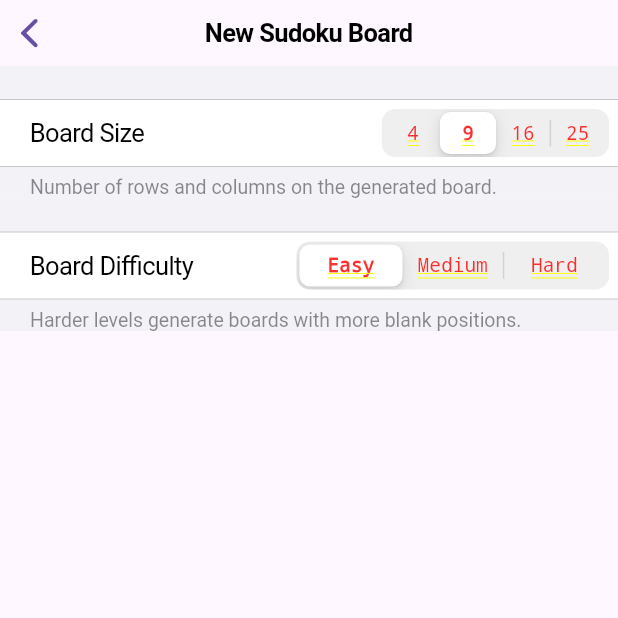
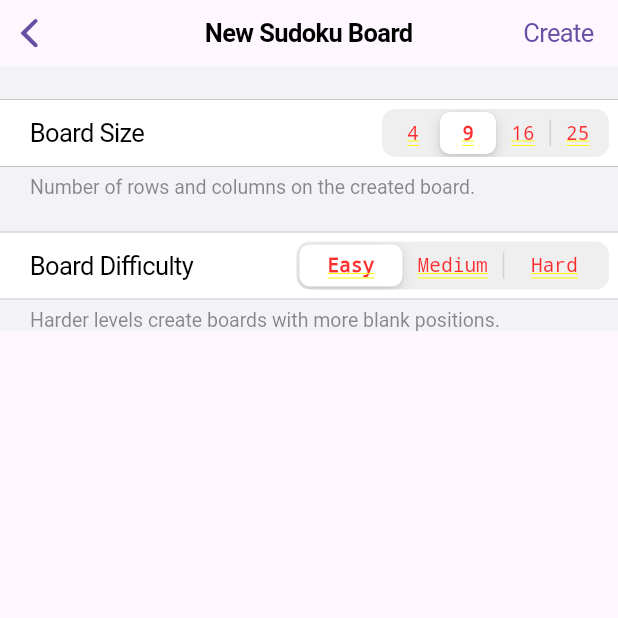
Before and after one commit to raulcostajunior/fludoku_demo, a Flutter app: the BoardSettingsCupertino screen opened directly, on a phone screen of 412 x 824 dp, the top half of it. Run offline on Flutter 3.47's test engine with Material 3 defaults, Android fonts, the phone set to English and light mode, and no system bars; drawn by our look-alikes of flutter_platform_widgets.

Commit message:
Add Create Board action button on Cupertino modal variant

```diff
--- a/lib/board_settings_cupertino.dart
+++ b/lib/board_settings_cupertino.dart
@@ -14,8 +14,15 @@ class _BoardSettingsCupertinoState extends State<BoardSettingsCupertino> {
   @override
   Widget build(BuildContext context) {
     return CupertinoPageScaffold(
-      navigationBar: const CupertinoNavigationBar(
-        middle: Text('New Sudoku Board'),
+      navigationBar: CupertinoNavigationBar(
+        middle: const Text('New Sudoku Board'),
+        trailing: CupertinoButton(
+          padding: EdgeInsets.zero,
+          onPressed: () {
+            // Add your logic for creating a new Sudoku board here
+          },
+          child: const Text('Create'),
+        ),
       ),
       child: SafeArea(
         child: Center(
@@ -24,8 +31,8 @@ class _BoardSettingsCupertinoState extends State<BoardSettingsCupertino> {
               CupertinoFormSection(
                 footer: const Padding(
                   padding: EdgeInsets.only(top: 6.0),
-                  child: Text(
-                      'Number of rows and columns on the generated board.'),
+                  child:
+                      Text('Number of rows and columns on the created board.'),
                 ),
                 children: [
                   CupertinoFormRow(
@@ -51,7 +58,7 @@ class _BoardSettingsCupertinoState extends State<BoardSettingsCupertino> {
                 footer: const Padding(
                   padding: EdgeInsets.only(top: 6.0),
                   child: Text(
-                      'Harder levels generate boards with more blank positions.'),
+                      'Harder levels create boards with more blank positions.'),
                 ),
                 children: [
                   CupertinoFormRow(
```
